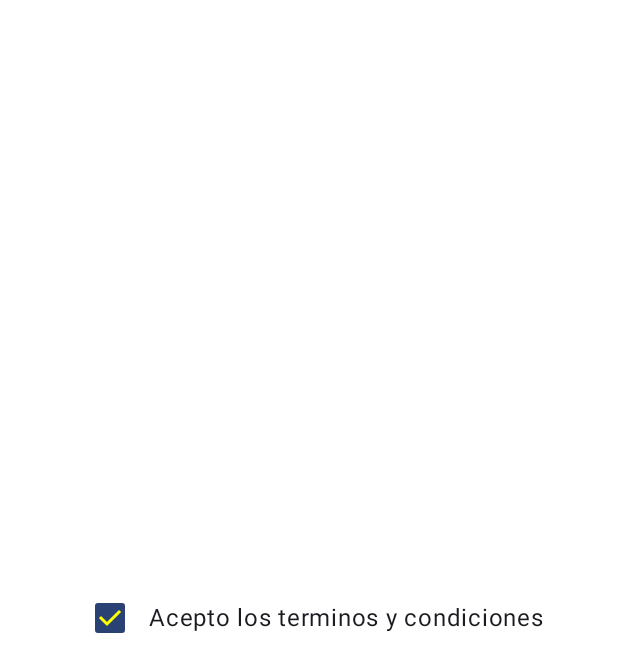
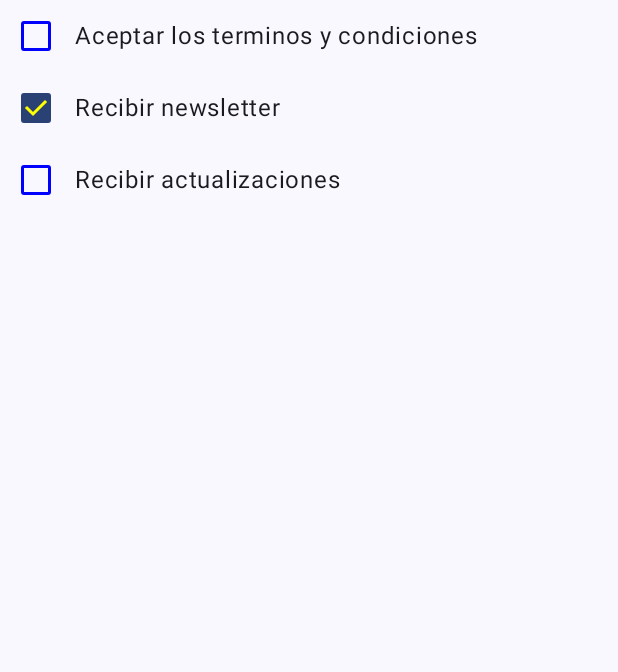
Before and after one commit to Miguel36/compose-app-course, an Android app built with Jetpack Compose: the screen it shows after launch (MainActivity), on a phone screen of 412 x 824 dp. Shown: the top 672 px of the screen. Run offline under Robolectric (Android 15) with nearby library versions, the phone set to English and light mode, and no system bars.

Commit message:
Gestión de multiples CheckBox, Jetpack Compose

```diff
--- a/app/src/main/java/com/skyfallen/myfirstcomposeapp/MainActivity.kt
+++ b/app/src/main/java/com/skyfallen/myfirstcomposeapp/MainActivity.kt
@@ -10,7 +10,7 @@ import androidx.compose.material3.Scaffold
 import androidx.compose.runtime.Composable
 import androidx.compose.ui.Modifier
 import androidx.compose.ui.tooling.preview.Preview
-import com.skyfallen.myfirstcomposeapp.components.MyCheckBox
+import com.skyfallen.myfirstcomposeapp.components.ParentCheckBoxes
 import com.skyfallen.myfirstcomposeapp.login.Greeting
 import com.skyfallen.myfirstcomposeapp.ui.theme.MyFirstComposeAppTheme
 
@@ -21,7 +21,7 @@ class MainActivity : ComponentActivity() {
         setContent {
             MyFirstComposeAppTheme {
                 Scaffold(modifier = Modifier.fillMaxSize()) { innerPadding ->
-                    MyCheckBox(Modifier.padding(innerPadding))
+                    ParentCheckBoxes(Modifier.padding(innerPadding))
                 }
             }
         }
--- a/app/src/main/java/com/skyfallen/myfirstcomposeapp/components/CheckBox.kt
+++ b/app/src/main/java/com/skyfallen/myfirstcomposeapp/components/CheckBox.kt
@@ -2,6 +2,7 @@ package com.skyfallen.myfirstcomposeapp.components
 
 import androidx.compose.foundation.background
 import androidx.compose.foundation.layout.Box
+import androidx.compose.foundation.layout.Column
 import androidx.compose.foundation.layout.Row
 import androidx.compose.foundation.layout.Spacer
 import androidx.compose.foundation.layout.fillMaxSize
@@ -18,6 +19,7 @@ import androidx.compose.ui.Alignment
 import androidx.compose.ui.Modifier
 import androidx.compose.ui.graphics.Color
 import androidx.compose.ui.unit.dp
+import com.skyfallen.myfirstcomposeapp.components.state.CheckBoxData
 
 @Composable
 fun MyCheckBox(modifier: Modifier) {
@@ -47,3 +49,49 @@ fun MyCheckBox(modifier: Modifier) {
         }
     }
 }
+
+@Composable
+fun ParentCheckBoxes(modifier: Modifier) {
+    var states by remember { mutableStateOf(
+        listOf(
+            CheckBoxData("terms", "Aceptar los terminos y condiciones"),
+            CheckBoxData("newsletter", "Recibir newsletter", true),
+            CheckBoxData("updates", "Recibir actualizaciones")
+        )
+    )}
+
+    Column(modifier = modifier.fillMaxSize()) {
+        states.forEach { checkBoxItem ->
+            MyCheckBoxWithText(checkBoxItem)  {
+                /**
+                 * Este es el lambda que estamos mandando como argumento al composable MyCheckBoxWithText()
+                 * el cual lo recibe mediante el parametro onCheckedChanged
+                 */
+
+                states = states.map {
+                    if (checkBoxItem.id == it.id)
+                        checkBoxItem.copy(checked = !checkBoxItem.checked, label = "Heyyy Man")
+                    else it
+                }
+            }
+        }
+    }
+
+}
+
+@Composable
+fun MyCheckBoxWithText(checkBoxData: CheckBoxData, onCheckedChanged: (CheckBoxData) -> Unit) {
+    Row(verticalAlignment = Alignment.CenterVertically) {
+        Checkbox(
+            checkBoxData.checked,
+            onCheckedChange = { onCheckedChanged(checkBoxData) },
+            enabled = true,
+            colors = CheckboxDefaults.colors(
+                checkmarkColor = Color.Yellow,
+                uncheckedColor = Color.Blue
+            )
+        )
+        Spacer(Modifier.width(2.dp))
+        Text(text = checkBoxData.label)
+    }
+}
--- /dev/null
+++ b/app/src/main/java/com/skyfallen/myfirstcomposeapp/components/state/CheckBoxState.kt
@@ -0,0 +1,7 @@
+package com.skyfallen.myfirstcomposeapp.components.state
+
+data class CheckBoxData(
+    val id: String,
+    val label: String,
+    val checked: Boolean = false
+)
```
